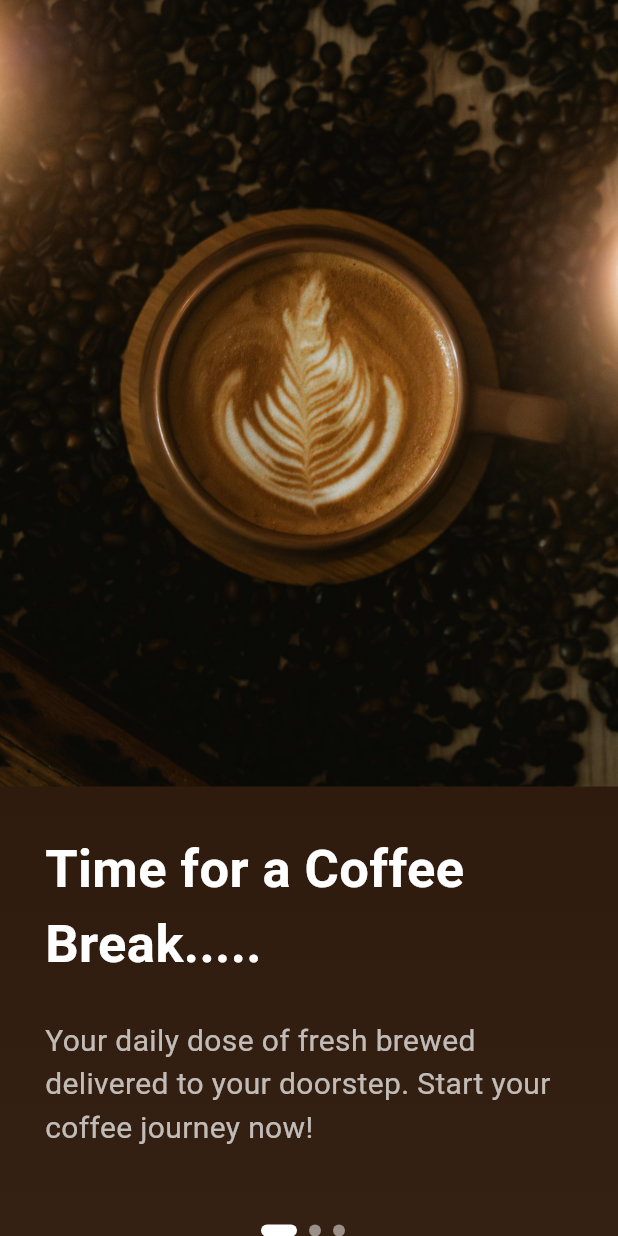
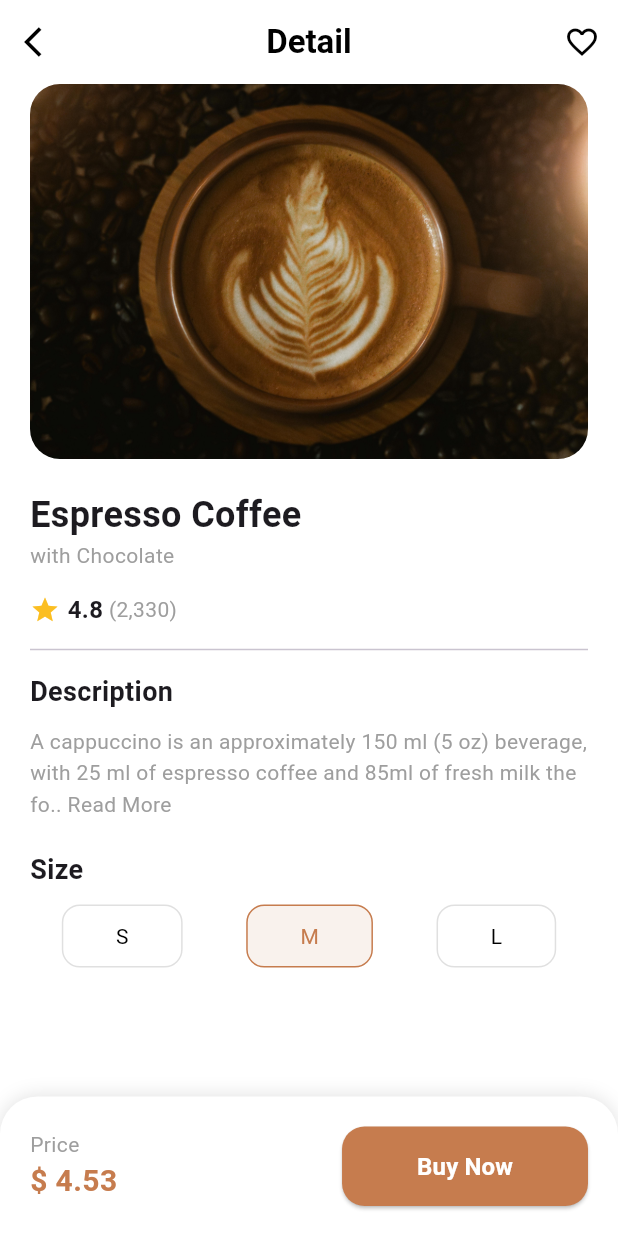
Before and after one commit to BroDani00/up-tugas-flutter, a Flutter app: the screen it shows after launch, on a phone screen of 412 x 824 dp. Run offline on Flutter 3.47's test engine with Material 3 defaults, Android fonts, the phone set to English and light mode, and no system bars; Roboto replaces fonts that are missing (Poppins).

Commit message:
gas commit lagii

```diff
--- a/lib/main.dart
+++ b/lib/main.dart
@@ -1,5 +1,6 @@
+import 'package:cofcof/screens/detail_screen.dart';
 import 'package:flutter/material.dart';
-import 'screens/coffee_break_screen.dart';
+//import 'screens/coffee_break_screen.dart';
 
 void main() {
   runApp(const MyApp());
@@ -14,7 +15,7 @@ class MyApp extends StatelessWidget {
       title: 'Coffee Break',
       debugShowCheckedModeBanner: false,
       theme: ThemeData(primarySwatch: Colors.brown, fontFamily: 'Poppins'),
-      home: const CoffeeBreakScreen(),
+      home: const DetailScreen(),
     );
   }
 }
--- /dev/null
+++ b/lib/screens/detail_screen.dart
@@ -0,0 +1,174 @@
+import 'package:flutter/material.dart';
+
+class DetailScreen extends StatelessWidget {
+  const DetailScreen({super.key});
+
+  @override
+  Widget build(BuildContext context) {
+    return Scaffold(
+      backgroundColor: Colors.white,
+      appBar: AppBar(
+        backgroundColor: Colors.white,
+        elevation: 0,
+        leading: IconButton(
+          icon: const Icon(Icons.arrow_back_ios, color: Colors.black),
+          onPressed: () => Navigator.pop(context), // Fungsi kembali ke Home
+        ),
+        title: const Text(
+          "Detail",
+          style: TextStyle(color: Colors.black, fontWeight: FontWeight.bold),
+        ),
+        actions: [
+          IconButton(
+            icon: const Icon(Icons.favorite_border, color: Colors.black),
+            onPressed: () {},
+          ),
+        ],
+        centerTitle: true,
+      ),
+      body: SingleChildScrollView(
+        padding: const EdgeInsets.symmetric(horizontal: 20),
+        child: Column(
+          crossAxisAlignment: CrossAxisAlignment.start,
+          children: [
+            // 1. Gambar Utama
+            ClipRRect(
+              borderRadius: BorderRadius.circular(20),
+              child: Image.asset(
+                'assets/images/kopi.jpg',
+                height: 250,
+                width: double.infinity,
+                fit: BoxFit.cover,
+              ),
+            ),
+            const SizedBox(height: 20),
+
+            // 2. Nama & Rating
+            const Text(
+              "Espresso Coffee",
+              style: TextStyle(fontSize: 24, fontWeight: FontWeight.bold),
+            ),
+            const Text(
+              "with Chocolate",
+              style: TextStyle(color: Colors.grey, fontSize: 14),
+            ),
+            const SizedBox(height: 15),
+            Row(
+              children: [
+                const Icon(Icons.star, color: Color(0xFFFBBE21), size: 20),
+                const SizedBox(width: 5),
+                const Text(
+                  "4.8",
+                  style: TextStyle(fontWeight: FontWeight.bold, fontSize: 16),
+                ),
+                const Text(" (2,330)", style: TextStyle(color: Colors.grey)),
+              ],
+            ),
+            const Divider(height: 30),
+
+            // 3. Deskripsi
+            const Text(
+              "Description",
+              style: TextStyle(fontSize: 18, fontWeight: FontWeight.bold),
+            ),
+            const SizedBox(height: 10),
+            const Text(
+              "A cappuccino is an approximately 150 ml (5 oz) beverage, with 25 ml of espresso coffee and 85ml of fresh milk the fo.. Read More",
+              style: TextStyle(color: Colors.grey, height: 1.5),
+            ),
+            const SizedBox(height: 20),
+
+            // 4. Pilihan Ukuran (Size)
+            const Text(
+              "Size",
+              style: TextStyle(fontSize: 18, fontWeight: FontWeight.bold),
+            ),
+            const SizedBox(height: 10),
+            Row(
+              mainAxisAlignment: MainAxisAlignment.spaceAround,
+              children: ['S', 'M', 'L'].map((size) {
+                return Container(
+                  padding: const EdgeInsets.symmetric(
+                    horizontal: 35,
+                    vertical: 10,
+                  ),
+                  decoration: BoxDecoration(
+                    border: Border.all(
+                      color: size == 'M'
+                          ? const Color(0xFFC67C4E)
+                          : Colors.grey[300]!,
+                    ),
+                    borderRadius: BorderRadius.circular(12),
+                    color: size == 'M'
+                        ? const Color(0xFFC67C4E).withValues(alpha: 0.1)
+                        : Colors.white,
+                  ),
+                  child: Text(
+                    size,
+                    style: TextStyle(
+                      color: size == 'M'
+                          ? const Color(0xFFC67C4E)
+                          : Colors.black,
+                    ),
+                  ),
+                );
+              }).toList(),
+            ),
+            const SizedBox(height: 30),
+          ],
+        ),
+      ),
+      // 5. Bottom Panel (Price & Buy Now)
+      bottomNavigationBar: _buildBottomAction(),
+    );
+  }
+
+  Widget _buildBottomAction() {
+    return Container(
+      padding: const EdgeInsets.all(20),
+      decoration: BoxDecoration(
+        color: Colors.white,
+        borderRadius: const BorderRadius.vertical(top: Radius.circular(25)),
+        boxShadow: [BoxShadow(color: Colors.black12, blurRadius: 10)],
+      ),
+      child: Row(
+        mainAxisAlignment: MainAxisAlignment.spaceBetween,
+        children: [
+          Column(
+            mainAxisSize: MainAxisSize.min,
+            crossAxisAlignment: CrossAxisAlignment.start,
+            children: const [
+              Text("Price", style: TextStyle(color: Colors.grey)),
+              Text(
+                "\$ 4.53",
+                style: TextStyle(
+                  fontSize: 20,
+                  fontWeight: FontWeight.bold,
+                  color: Color(0xFFC67C4E),
+                ),
+              ),
+            ],
+          ),
+          ElevatedButton(
+            onPressed: () {},
+            style: ElevatedButton.styleFrom(
+              backgroundColor: const Color(0xFFC67C4E),
+              padding: const EdgeInsets.symmetric(horizontal: 50, vertical: 15),
+              shape: RoundedRectangleBorder(
+                borderRadius: BorderRadius.circular(15),
+              ),
+            ),
+            child: const Text(
+              "Buy Now",
+              style: TextStyle(
+                fontSize: 16,
+                fontWeight: FontWeight.bold,
+                color: Colors.white,
+              ),
+            ),
+          ),
+        ],
+      ),
+    );
+  }
+}
```
Also changed, not shown: lib/screens/home_screen.dart (added, +197 -0 lines), lib/widgets/coffee_item_card.dart (added, +117 -0 lines).
